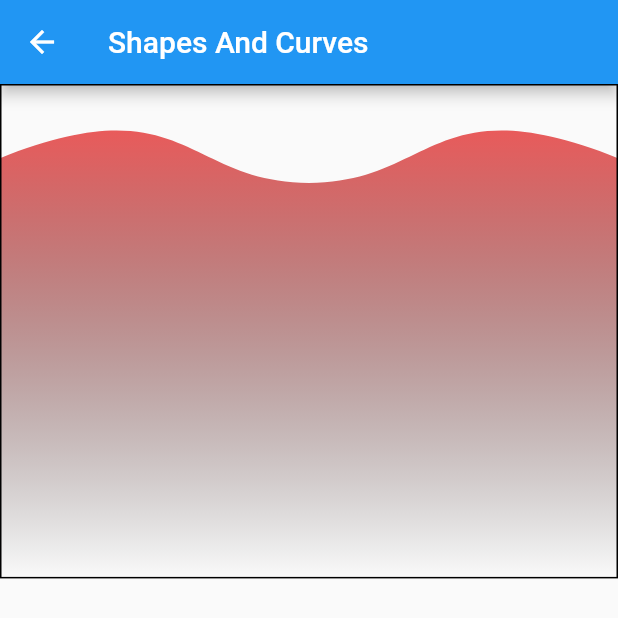
After one commit to wrteam-priyansh/ui_ux, a Flutter app: the CurveScreen screen opened directly, on a phone screen of 412 x 824 dp. The commit adds this screen. Shown: the top 618 px of the screen. Run offline on Flutter 3.47's test engine with Material 2 defaults, Android fonts, the phone set to English and light mode, and no system bars; our stand-ins replace cached_network_image, lottie, octo_image.

Commit message:
cubic curve

```diff
--- /dev/null
+++ b/lib/ui/screens/curveScreen.dart
@@ -0,0 +1,57 @@
+import 'package:flutter/material.dart';
+import 'dart:ui' as ui;
+
+class CurveScreen extends StatelessWidget {
+  const CurveScreen({Key? key}) : super(key: key);
+
+  @override
+  Widget build(BuildContext context) {
+    return Scaffold(
+      appBar: AppBar(
+        title: Text("Shapes And Curves"),
+      ),
+      body: SingleChildScrollView(
+        child: Column(
+          children: [
+            CustomPaint(
+              painter: CubicCurvePainter(),
+              child: Container(
+                decoration: BoxDecoration(border: Border.all()),
+                width: MediaQuery.of(context).size.width,
+                height: MediaQuery.of(context).size.height * (0.4),
+              ),
+            ),
+            SizedBox(
+              height: 50.0,
+            ),
+          ],
+        ),
+      ),
+    );
+  }
+}
+
+class CubicCurvePainter extends CustomPainter {
+  @override
+  void paint(Canvas canvas, Size size) {
+    Paint paint = Paint()
+      ..shader = ui.Gradient.linear(Offset(size.width * (0.5), 0), Offset(size.width * (0.5), size.height), [Colors.redAccent, Colors.transparent])
+      ..strokeWidth = 5.0;
+    Path path = Path();
+
+    path.moveTo(0, size.height * (0.15));
+    //inorder to give wave like shape use cubic and give two control points with same x axis but different y axis
+    path.cubicTo(size.width * (0.3), 0, size.width * (0.3), size.height * (0.2), size.width * (0.5), size.height * (0.2));
+
+    path.cubicTo(size.width * (0.7), size.height * (0.2), size.width * (0.7), 0, size.width, size.height * (0.15));
+    path.lineTo(size.width, size.height);
+    path.lineTo(0, size.height);
+    path.close();
+    canvas.drawPath(path, paint);
+  }
+
+  @override
+  bool shouldRepaint(covariant CustomPainter oldDelegate) {
+    return true;
+  }
+}
--- a/lib/ui/screens/homeScreen.dart
+++ b/lib/ui/screens/homeScreen.dart
@@ -1,5 +1,6 @@
 import 'package:flutter/material.dart';
 import 'package:ui_ux/ui/screens/blurhHashImageScreen.dart';
+import 'package:ui_ux/ui/screens/curveScreen.dart';
 import 'package:ui_ux/ui/screens/innerScrollingImageSlider.dart';
 import 'package:ui_ux/ui/screens/lottieScreen.dart';
 import 'package:ui_ux/ui/screens/mapAnimationScreen.dart';
@@ -17,7 +18,7 @@ class HomeScreen extends StatefulWidget {
 }
 
 class _HomeScreenState extends State<HomeScreen> {
-  final List<String> examples = ["Quiz Play Area", "Scroll Drag Animation", "Select Word Animation", "Tap Animation", "Map Animation", "Blur Hash Image", "Read Along Text", "Lottie Screen", "Inner Scrolling Image Slider(AJIO)"];
+  final List<String> examples = ["Quiz Play Area", "Scroll Drag Animation", "Select Word Animation", "Tap Animation", "Map Animation", "Blur Hash Image", "Read Along Text", "Lottie Screen", "Inner Scrolling Image Slider(AJIO)", "Curve"];
 
   @override
   Widget build(BuildContext context) {
@@ -49,6 +50,8 @@ class _HomeScreenState extends State<HomeScreen> {
                         builder: (context) => InnerScrollingImageSliderScreen(
                               screenSize: MediaQuery.of(context).size,
                             )));
+              } else if (examples[index] == "Curve") {
+                Navigator.push(context, MaterialPageRoute(builder: (context) => CurveScreen()));
               }
               //
             },
```
